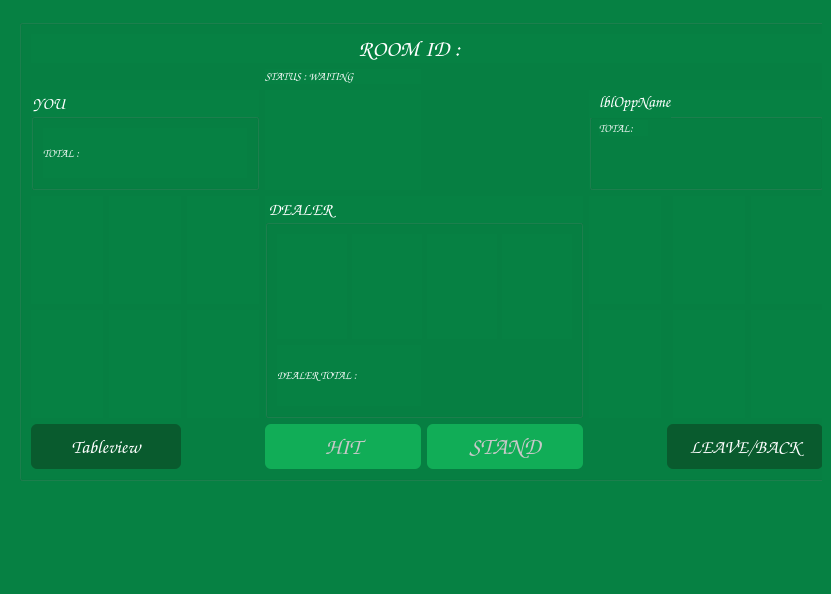
Before: the Qt Designer form client/mainwindow.ui in ITIFA12B25/BlackJackServer2, drawn with Qt 5.
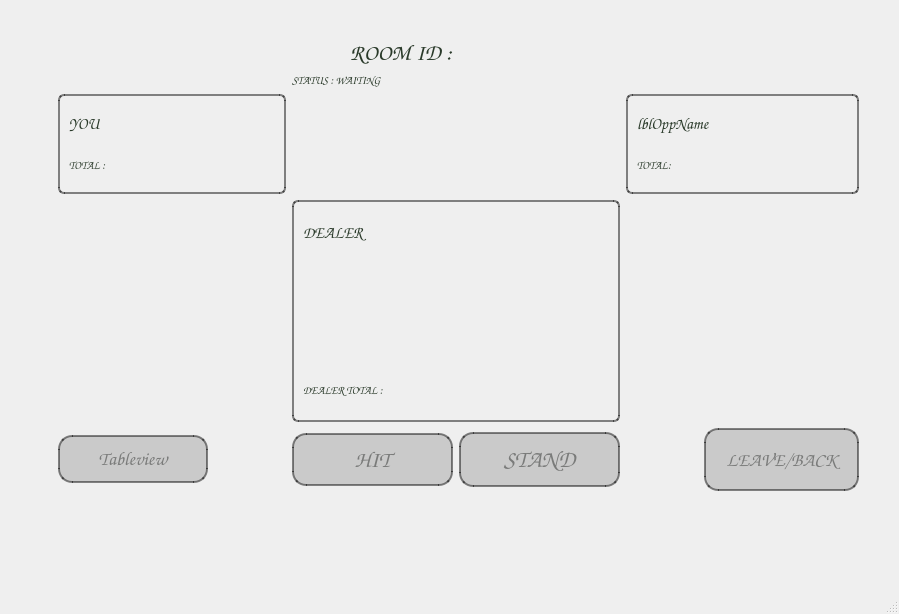
After: the same form once the commit is applied. Icons and pictures are not drawn.

Diff of the .ui file:
```diff
--- a/client/mainwindow.ui
+++ b/client/mainwindow.ui
@@ -9,8 +9,8 @@
    <rect>
     <x>0</x>
     <y>0</y>
-    <width>831</width>
-    <height>594</height>
+    <width>899</width>
+    <height>614</height>
    </rect>
   </property>
   <property name="font">
@@ -22,20 +22,70 @@
    <string>MainWindow</string>
   </property>
   <property name="styleSheet">
-   <string notr="true">background-color: rgb(6, 129, 67);
-
+   <string notr="true">
+QWidget#centralwidget {
+    background-image: url(:/test/assets/Medien.jpeg);
+    background-repeat: no-repeat;
+    background-position: center;
+/*   background-color: #0b3d2e;*/
+}
 </string>
   </property>
   <property name="tabShape">
    <enum>QTabWidget::TabShape::Rounded</enum>
   </property>
   <widget class="QWidget" name="centralwidget">
-   <layout class="QGridLayout" name="gridLayout_3">
-    <item row="0" column="0">
+   <property name="styleSheet">
+    <string notr="true">/* =========================
+   Hintergrund für gesamte Anwendung
+   ========================= */
+QWidget#centralwidget {
+    border-image: url(&quot;:/test/assets/Medien.jpeg&quot;) 0 0 0 0 stretch stretch;
+
+}
+
+QPushButton {
+    background-color: rgba(0, 0, 0, 80);
+    color: rgb(31, 35, 31);
+    border: 2px solid rgb(31, 35, 31);
+    border-radius: 14px;
+    padding: 10px 18px;
+}
+
+
+/* Hover-Effekt */
+QPushButton:hover {
+    background-color: rgba(0, 0, 0, 110);
+}
+
+/* Klick-Effekt */
+QPushButton:pressed {
+    background-color: rgba(0, 0, 0, 140);
+}
+
+/* Deaktivierter Zustand */
+QPushButton:disabled {
+    background-color: rgba(0, 0, 0, 40);
+    color: rgba(31, 35, 31,120);
+    border: 2px solid rgba(0, 0, 0, 120);
+}
+</string>
+   </property>
      <widget class="QStackedWidget" name="stackedWidget">
       <property name="enabled">
        <bool>false</bool>
       </property>
+    <property name="geometry">
+     <rect>
+      <x>9</x>
+      <y>9</y>
+      <width>881</width>
+      <height>542</height>
+     </rect>
+    </property>
+    <property name="styleSheet">
+     <string notr="true">QStackedWidget#stackedWidget { background: transparent; }</string>
+    </property>
       <property name="currentIndex">
        <number>1</number>
       </property>
@@ -195,13 +245,16 @@
        </layout>
       </widget>
       <widget class="QWidget" name="pageGameSimple">
+     <property name="styleSheet">
+      <string notr="true">QWidget#pageGameSimple { background: transparent; }</string>
+     </property>
        <widget class="QGroupBox" name="groupBox">
         <property name="geometry">
          <rect>
-          <x>10</x>
-          <y>10</y>
-          <width>816</width>
-          <height>462</height>
+        <x>40</x>
+        <y>20</y>
+        <width>819</width>
+        <height>471</height>
          </rect>
         </property>
         <property name="minimumSize">
@@ -213,102 +266,60 @@
         <property name="autoFillBackground">
          <bool>false</bool>
         </property>
+      <property name="styleSheet">
+       <string notr="true">    background: transparent;
+border :transparebt;
+</string>
+      </property>
         <property name="title">
          <string/>
         </property>
-        <layout class="QGridLayout" name="gridLayout_6">
-         <item row="4" column="2">
-          <widget class="QLabel" name="lblPlayerCard6">
-           <property name="minimumSize">
-            <size>
-             <width>72</width>
-             <height>108</height>
-            </size>
-           </property>
-           <property name="text">
-            <string/>
-           </property>
-          </widget>
-         </item>
-         <item row="4" column="8">
-          <widget class="QLabel" name="lblOppCard6">
-           <property name="minimumSize">
-            <size>
-             <width>72</width>
-             <height>108</height>
-            </size>
-           </property>
-           <property name="text">
-            <string/>
-           </property>
-          </widget>
-         </item>
-         <item row="2" column="3">
-          <widget class="QLabel" name="lblWinner">
-           <property name="font">
-            <font>
-             <family>Comic Sans MS</family>
-             <pointsize>12</pointsize>
-            </font>
-           </property>
-           <property name="text">
-            <string/>
-           </property>
-          </widget>
-         </item>
-         <item row="5" column="0" colspan="2">
-          <widget class="QPushButton" name="btnSwitchToTable">
+      <layout class="QGridLayout" name="gridLayout_7">
+       <item row="0" column="0" colspan="7">
+        <widget class="QLabel" name="lblRoomInfo">
            <property name="sizePolicy">
-            <sizepolicy hsizetype="Preferred" vsizetype="Fixed">
+          <sizepolicy hsizetype="Minimum" vsizetype="Minimum">
              <horstretch>0</horstretch>
              <verstretch>0</verstretch>
             </sizepolicy>
            </property>
            <property name="minimumSize">
             <size>
-             <width>0</width>
-             <height>45</height>
+           <width>713</width>
+           <height>25</height>
+          </size>
+         </property>
+         <property name="maximumSize">
+          <size>
+           <width>16777215</width>
+           <height>500</height>
             </size>
            </property>
            <property name="font">
             <font>
              <family>Comic Sans MS</family>
-             <pointsize>14</pointsize>
+           <pointsize>17</pointsize>
+           <bold>true</bold>
             </font>
            </property>
            <property name="styleSheet">
-            <string notr="true">background-color: rgb(9, 91, 46);
-color: white;
+          <string notr="true">color: rgba(0,20,0,210);
 border-radius: 6px;</string>
            </property>
            <property name="text">
-            <string>Tableview</string>
-           </property>
-          </widget>
-         </item>
-         <item row="4" column="1">
-          <widget class="QLabel" name="lblPlayerCard5">
-           <property name="minimumSize">
-            <size>
-             <width>72</width>
-             <height>108</height>
-            </size>
-           </property>
-           <property name="text">
-            <string/>
-           </property>
-          </widget>
-         </item>
-         <item row="3" column="2">
-          <widget class="QLabel" name="lblPlayerCard3">
-           <property name="minimumSize">
-            <size>
-             <width>72</width>
-             <height>108</height>
-            </size>
-           </property>
-           <property name="text">
-            <string/>
+          <string>ROOM ID :       </string>
+         </property>
+         <property name="textFormat">
+          <enum>Qt::TextFormat::AutoText</enum>
+         </property>
+         <property name="scaledContents">
+          <bool>true</bool>
+         </property>
+         <property name="alignment">
+          <set>Qt::AlignmentFlag::AlignCenter</set>
+         </property>
+         <property name="buddy">
+          <cstring>lblRoomInfo</cstring>
            </property>
           </widget>
          </item>
@@ -321,15 +332,100 @@
             </font>
            </property>
            <property name="styleSheet">
-            <string notr="true">color: white;
-</string>
+          <string notr="true">color: rgba(0,20,0,210);
+border-radius: 6px;</string>
            </property>
            <property name="text">
             <string>STATUS : WAITING</string>
            </property>
           </widget>
          </item>
-         <item row="2" column="5" colspan="4">
+       <item row="2" column="0" colspan="3">
+        <widget class="QGroupBox" name="groupBox_player1">
+         <property name="sizePolicy">
+          <sizepolicy hsizetype="Preferred" vsizetype="Preferred">
+           <horstretch>0</horstretch>
+           <verstretch>0</verstretch>
+          </sizepolicy>
+         </property>
+         <property name="minimumSize">
+          <size>
+           <width>200</width>
+           <height>100</height>
+          </size>
+         </property>
+         <property name="font">
+          <font>
+           <family>Comic Sans MS</family>
+           <pointsize>13</pointsize>
+          </font>
+         </property>
+         <property name="styleSheet">
+          <string notr="true">color: rgba(0,20,0,210);
+border-radius: 6px;
+ border: 2px solid rgba(0, 0, 0, 120);</string>
+         </property>
+         <property name="title">
+          <string/>
+         </property>
+         <layout class="QGridLayout" name="gridLayout_3">
+          <item row="0" column="0">
+           <widget class="QLabel" name="YOU">
+            <property name="font">
+             <font>
+              <family>Comic Sans MS</family>
+              <pointsize>12</pointsize>
+             </font>
+            </property>
+            <property name="styleSheet">
+             <string notr="true">color: rgba(0,20,0,210);
+border-radius: 6px;
+border:transparent;</string>
+            </property>
+            <property name="text">
+             <string>YOU</string>
+            </property>
+           </widget>
+          </item>
+          <item row="1" column="0">
+           <widget class="QLabel" name="lblPlayerTotal">
+            <property name="font">
+             <font>
+              <family>Comic Sans MS</family>
+              <pointsize>8</pointsize>
+             </font>
+            </property>
+            <property name="styleSheet">
+             <string notr="true">    border: 2px solid rgba(0, 0, 0, 120);
+border:transparent;</string>
+            </property>
+            <property name="text">
+             <string>TOTAL :  </string>
+            </property>
+           </widget>
+          </item>
+         </layout>
+        </widget>
+       </item>
+       <item row="2" column="3">
+        <widget class="QLabel" name="lblWinner">
+         <property name="font">
+          <font>
+           <family>Comic Sans MS</family>
+           <pointsize>18</pointsize>
+          </font>
+         </property>
+         <property name="styleSheet">
+          <string notr="true">color: rgba(0,20,0,210);
+
+border:transparent;</string>
+         </property>
+         <property name="text">
+          <string/>
+         </property>
+        </widget>
+       </item>
+       <item row="2" column="5" colspan="3">
           <widget class="QGroupBox" name="groupBox_player2">
            <property name="sizePolicy">
             <sizepolicy hsizetype="Preferred" vsizetype="Preferred">
@@ -350,40 +446,16 @@
             </font>
            </property>
            <property name="styleSheet">
-            <string notr="true">color: white;
-</string>
+          <string notr="true">color: rgba(0,20,0,210);
+border-radius: 6px;
+ border: 2px solid rgba(0, 0, 0, 120);</string>
            </property>
            <property name="title">
-            <string>ㅤㅤㅤㅤㅤ</string>
-           </property>
-           <widget class="QLabel" name="lblOppTotal">
-            <property name="geometry">
-             <rect>
-              <x>10</x>
-              <y>30</y>
-              <width>49</width>
-              <height>16</height>
-             </rect>
-            </property>
-            <property name="font">
-             <font>
-              <family>Comic Sans MS</family>
-              <pointsize>8</pointsize>
-             </font>
-            </property>
-            <property name="text">
-             <string>TOTAL:   </string>
-            </property>
-           </widget>
+          <string/>
+         </property>
+         <layout class="QGridLayout" name="gridLayout_4">
+          <item row="0" column="0">
            <widget class="QLabel" name="lblOppName">
-            <property name="geometry">
-             <rect>
-              <x>10</x>
-              <y>0</y>
-              <width>141</width>
-              <height>23</height>
-             </rect>
-            </property>
             <property name="font">
              <font>
               <family>Comic Sans MS</family>
@@ -391,71 +463,35 @@
              </font>
             </property>
             <property name="styleSheet">
-             <string notr="true">color: white;
-</string>
+             <string notr="true">color: rgba(0,20,0,210);
+border:transparent;</string>
             </property>
             <property name="text">
              <string>lblOppName</string>
             </property>
            </widget>
-          </widget>
-         </item>
-         <item row="5" column="4">
-          <widget class="QPushButton" name="btnStand">
-           <property name="sizePolicy">
-            <sizepolicy hsizetype="Expanding" vsizetype="Fixed">
-             <horstretch>0</horstretch>
-             <verstretch>0</verstretch>
-            </sizepolicy>
-           </property>
-           <property name="minimumSize">
-            <size>
-             <width>0</width>
-             <height>45</height>
-            </size>
-           </property>
+          </item>
+          <item row="1" column="0">
+           <widget class="QLabel" name="lblOppTotal">
            <property name="font">
             <font>
              <family>Comic Sans MS</family>
-             <pointsize>18</pointsize>
-            </font>
-           </property>
-           <property name="layoutDirection">
-            <enum>Qt::LayoutDirection::LeftToRight</enum>
-           </property>
+              <pointsize>8</pointsize>
+             </font>
+            </property>
            <property name="styleSheet">
-            <string notr="true">QPushButton {
-    background-color: rgb(9, 91, 46);
-    color: white;
-    border-radius: 6px;
-    padding: 6px;
-}
-
-QPushButton:disabled {
-    background-color: rgb(17, 173, 87);
-    color: rgb(200,200,200);
-}</string>
+             <string notr="true">border:transparent;</string>
            </property>
            <property name="text">
-            <string>STAND</string>
+             <string>TOTAL:   </string>
            </property>
           </widget>
          </item>
-         <item row="3" column="7">
-          <widget class="QLabel" name="lblOppCard2">
-           <property name="minimumSize">
-            <size>
-             <width>72</width>
-             <height>108</height>
-            </size>
-           </property>
-           <property name="text">
-            <string/>
-           </property>
-          </widget>
-         </item>
-         <item row="4" column="5">
-          <widget class="QLabel" name="lblOppCard4">
+         </layout>
+        </widget>
+       </item>
+       <item row="3" column="0">
+        <widget class="QLabel" name="lblPlayerCard1">
            <property name="minimumSize">
             <size>
              <width>72</width>
@@ -467,8 +503,8 @@
            </property>
           </widget>
          </item>
-         <item row="4" column="7">
-          <widget class="QLabel" name="lblOppCard5">
+       <item row="3" column="1">
+        <widget class="QLabel" name="lblPlayerCard2">
            <property name="minimumSize">
             <size>
              <width>72</width>
@@ -480,8 +516,8 @@
            </property>
           </widget>
          </item>
-         <item row="4" column="0">
-          <widget class="QLabel" name="lblPlayerCard4">
+       <item row="3" column="2">
+        <widget class="QLabel" name="lblPlayerCard3">
            <property name="minimumSize">
             <size>
              <width>72</width>
@@ -504,7 +540,7 @@
            <property name="minimumSize">
             <size>
              <width>280</width>
-             <height>150</height>
+           <height>200</height>
             </size>
            </property>
            <property name="font">
@@ -514,14 +550,33 @@
             </font>
            </property>
            <property name="styleSheet">
-            <string notr="true">color: white;
-</string>
+          <string notr="true">color: rgba(0,20,0,210);
+border-radius: 6px;
+border: 2px solid rgba(0, 0, 0, 120);</string>
            </property>
            <property name="title">
-            <string>DEALER</string>
-           </property>
-           <layout class="QGridLayout" name="gridLayout_7">
+          <string/>
+         </property>
+         <layout class="QGridLayout" name="gridLayout_6">
             <item row="0" column="0">
+           <widget class="QLabel" name="YOU_2">
+            <property name="font">
+             <font>
+              <family>Comic Sans MS</family>
+              <pointsize>12</pointsize>
+             </font>
+            </property>
+            <property name="styleSheet">
+             <string notr="true">color: rgba(0,20,0,210);
+border-radius: 6px;
+border:transparent;</string>
+            </property>
+            <property name="text">
+             <string>DEALER</string>
+            </property>
+           </widget>
+          </item>
+          <item row="1" column="0">
              <widget class="QLabel" name="lblDealerCard1">
               <property name="minimumSize">
                <size>
@@ -529,12 +584,15 @@
                 <height>105</height>
                </size>
               </property>
+            <property name="styleSheet">
+             <string notr="true">border:transparent;</string>
+            </property>
               <property name="text">
                <string/>
               </property>
              </widget>
             </item>
-            <item row="0" column="1">
+          <item row="1" column="1">
              <widget class="QLabel" name="lblDealerCard2">
               <property name="minimumSize">
                <size>
@@ -542,12 +600,15 @@
                 <height>105</height>
                </size>
               </property>
+            <property name="styleSheet">
+             <string notr="true">border:transparent;</string>
+            </property>
               <property name="text">
                <string/>
               </property>
              </widget>
             </item>
-            <item row="0" column="2">
+          <item row="1" column="2">
              <widget class="QLabel" name="lblDealerCard3">
               <property name="minimumSize">
                <size>
@@ -555,12 +616,15 @@
                 <height>105</height>
                </size>
               </property>
+            <property name="styleSheet">
+             <string notr="true">border:transparent;</string>
+            </property>
               <property name="text">
                <string/>
               </property>
              </widget>
             </item>
-            <item row="0" column="3">
+          <item row="1" column="3">
              <widget class="QLabel" name="lblDealerCard4">
               <property name="minimumSize">
                <size>
@@ -568,12 +632,15 @@
                 <height>105</height>
                </size>
               </property>
+            <property name="styleSheet">
+             <string notr="true">border:transparent;</string>
+            </property>
               <property name="text">
                <string/>
               </property>
              </widget>
             </item>
-            <item row="1" column="0" colspan="2">
+          <item row="2" column="0" colspan="2">
              <widget class="QLabel" name="lblDealerTotal">
               <property name="minimumSize">
                <size>
@@ -587,6 +654,9 @@
                 <pointsize>8</pointsize>
                </font>
               </property>
+            <property name="styleSheet">
+             <string notr="true">border:transparent;</string>
+            </property>
               <property name="text">
                <string>DEALER TOTAL :      </string>
               </property>
@@ -598,19 +668,7 @@
            <zorder>lblDealerCard2</zorder>
            <zorder>lblDealerCard3</zorder>
            <zorder>lblDealerCard4</zorder>
-          </widget>
-         </item>
-         <item row="3" column="8">
-          <widget class="QLabel" name="lblOppCard3">
-           <property name="minimumSize">
-            <size>
-             <width>72</width>
-             <height>108</height>
-            </size>
-           </property>
-           <property name="text">
-            <string/>
-           </property>
+         <zorder>YOU_2</zorder>
           </widget>
          </item>
          <item row="3" column="5">
@@ -626,53 +684,73 @@
            </property>
           </widget>
          </item>
-         <item row="2" column="0" colspan="3">
-          <widget class="QGroupBox" name="groupBox_player1">
-           <property name="sizePolicy">
-            <sizepolicy hsizetype="Preferred" vsizetype="Preferred">
-             <horstretch>0</horstretch>
-             <verstretch>0</verstretch>
-            </sizepolicy>
-           </property>
+       <item row="3" column="6">
+        <widget class="QLabel" name="lblOppCard2">
+         <property name="minimumSize">
+          <size>
+           <width>72</width>
+           <height>108</height>
+          </size>
+         </property>
+         <property name="text">
+          <string/>
+         </property>
+        </widget>
+       </item>
+       <item row="3" column="7">
+        <widget class="QLabel" name="lblOppCard3">
            <property name="minimumSize">
             <size>
-             <width>200</width>
-             <height>100</height>
-            </size>
-           </property>
-           <property name="font">
-            <font>
-             <family>Comic Sans MS</family>
-             <pointsize>13</pointsize>
-            </font>
-           </property>
-           <property name="styleSheet">
-            <string notr="true">
-color: white;
-</string>
-           </property>
-           <property name="title">
-            <string>YOU </string>
-           </property>
-           <layout class="QGridLayout" name="gridLayout_4">
-            <item row="0" column="0">
-             <widget class="QLabel" name="lblPlayerTotal">
-              <property name="font">
-               <font>
-                <family>Comic Sans MS</family>
-                <pointsize>8</pointsize>
-               </font>
+           <width>72</width>
+           <height>108</height>
+          </size>
+         </property>
+         <property name="text">
+          <string/>
+         </property>
+        </widget>
+       </item>
+       <item row="4" column="0">
+        <widget class="QLabel" name="lblPlayerCard4">
+         <property name="minimumSize">
+          <size>
+           <width>72</width>
+           <height>108</height>
+          </size>
+         </property>
+         <property name="text">
+          <string/>
+         </property>
+        </widget>
+       </item>
+       <item row="4" column="1">
+        <widget class="QLabel" name="lblPlayerCard5">
+         <property name="minimumSize">
+          <size>
+           <width>72</width>
+           <height>108</height>
+          </size>
               </property>
               <property name="text">
-               <string>TOTAL :  </string>
+          <string/>
               </property>
              </widget>
             </item>
-           </layout>
-          </widget>
-         </item>
-         <item row="3" column="1">
-          <widget class="QLabel" name="lblPlayerCard2">
+       <item row="4" column="2">
+        <widget class="QLabel" name="lblPlayerCard6">
+         <property name="minimumSize">
+          <size>
+           <width>72</width>
+           <height>108</height>
+          </size>
+         </property>
+         <property name="text">
+          <string/>
+         </property>
+        </widget>
+       </item>
+       <item row="4" column="5">
+        <widget class="QLabel" name="lblOppCard4">
            <property name="minimumSize">
             <size>
              <width>72</width>
@@ -684,8 +762,8 @@
            </property>
           </widget>
          </item>
-         <item row="3" column="0">
-          <widget class="QLabel" name="lblPlayerCard1">
+       <item row="4" column="6">
+        <widget class="QLabel" name="lblOppCard5">
            <property name="minimumSize">
             <size>
              <width>72</width>
@@ -697,51 +775,68 @@
            </property>
           </widget>
          </item>
-         <item row="0" column="0" colspan="9">
-          <widget class="QLabel" name="lblRoomInfo">
+       <item row="4" column="7">
+        <widget class="QLabel" name="lblOppCard6">
+         <property name="minimumSize">
+          <size>
+           <width>72</width>
+           <height>108</height>
+          </size>
+         </property>
+         <property name="text">
+          <string/>
+         </property>
+        </widget>
+       </item>
+       <item row="5" column="0" colspan="2">
+        <widget class="QPushButton" name="btnSwitchToTable">
            <property name="sizePolicy">
-            <sizepolicy hsizetype="Minimum" vsizetype="Minimum">
+          <sizepolicy hsizetype="Preferred" vsizetype="Fixed">
              <horstretch>0</horstretch>
              <verstretch>0</verstretch>
             </sizepolicy>
            </property>
            <property name="minimumSize">
             <size>
-             <width>713</width>
-             <height>25</height>
-            </size>
-           </property>
-           <property name="maximumSize">
-            <size>
-             <width>16777215</width>
-             <height>500</height>
-            </size>
-           </property>
+           <width>0</width>
+           <height>45</height>
+          </size>
+         </property>
            <property name="font">
             <font>
              <family>Comic Sans MS</family>
-             <pointsize>17</pointsize>
-             <bold>true</bold>
+           <pointsize>14</pointsize>
             </font>
            </property>
            <property name="styleSheet">
-            <string notr="true">color: white;
-</string>
+          <string notr="true">QPushButton {
+    background-color: rgba(0, 0, 0, 80);
+    color: rgb(31, 35, 31);
+    border: 2px solid rgb(31, 35, 31);
+    border-radius: 14px;
+    padding: 10px 18px;
+}
+
+
+/* Hover-Effekt */
+QPushButton:hover {
+    background-color: rgba(0, 0, 0, 110);
+}
+
+/* Klick-Effekt */
+QPushButton:pressed {
+    background-color: rgba(0, 0, 0, 140);
+}
+
+/* Deaktivierter Zustand */
+QPushButton:disabled {
+    background-color: rgba(0, 0, 0, 40);
+    color: rgba(31, 35, 31,120);
+    border: 2px solid rgba(0, 0, 0, 120);
+}</string>
            </property>
            <property name="text">
-            <string>ROOM ID :       </string>
-           </property>
-           <property name="textFormat">
-            <enum>Qt::TextFormat::AutoText</enum>
-           </property>
-           <property name="scaledContents">
-            <bool>true</bool>
-           </property>
-           <property name="alignment">
-            <set>Qt::AlignmentFlag::AlignCenter</set>
-           </property>
-           <property name="buddy">
-            <cstring>lblRoomInfo</cstring>
+          <string>Tableview</string>
            </property>
           </widget>
          </item>
@@ -767,15 +862,29 @@
            </property>
            <property name="styleSheet">
             <string notr="true">QPushButton {
-    background-color: rgb(9, 91, 46);
-    color: white;
-    border-radius: 6px;
-    padding: 6px;
+    background-color: rgba(0, 0, 0, 80);
+    color: rgb(31, 35, 31);
+    border: 2px solid rgb(31, 35, 31);
+    border-radius: 14px;
+    padding: 10px 18px;
 }
 
+
+/* Hover-Effekt */
+QPushButton:hover {
+    background-color: rgba(0, 0, 0, 110);
+}
+
+/* Klick-Effekt */
+QPushButton:pressed {
+    background-color: rgba(0, 0, 0, 140);
+}
+
+/* Deaktivierter Zustand */
 QPushButton:disabled {
-    background-color: rgb(17, 173, 87);
-    color: rgb(200,200,200);
+    background-color: rgba(0, 0, 0, 40);
+    color: rgba(31, 35, 31,120);
+    border: 2px solid rgba(0, 0, 0, 120);
 }</string>
            </property>
            <property name="text">
@@ -783,7 +892,62 @@
            </property>
           </widget>
          </item>
-         <item row="5" column="6" colspan="3">
+       <item row="5" column="4">
+        <widget class="QPushButton" name="btnStand">
+         <property name="sizePolicy">
+          <sizepolicy hsizetype="Expanding" vsizetype="Fixed">
+           <horstretch>0</horstretch>
+           <verstretch>0</verstretch>
+          </sizepolicy>
+         </property>
+         <property name="minimumSize">
+          <size>
+           <width>0</width>
+           <height>45</height>
+          </size>
+         </property>
+         <property name="font">
+          <font>
+           <family>Comic Sans MS</family>
+           <pointsize>18</pointsize>
+          </font>
+         </property>
+         <property name="layoutDirection">
+          <enum>Qt::LayoutDirection::LeftToRight</enum>
+         </property>
+         <property name="styleSheet">
+          <string notr="true">QPushButton {
+    background-color: rgba(0, 0, 0, 80);
+    color: rgb(31, 35, 31);
+    border: 2px solid rgb(31, 35, 31);
+    border-radius: 14px;
+    padding: 10px 18px;
+}
+
+
+/* Hover-Effekt */
+QPushButton:hover {
+    background-color: rgba(0, 0, 0, 110);
+}
+
+/* Klick-Effekt */
+QPushButton:pressed {
+    background-color: rgba(0, 0, 0, 140);
+}
+
+/* Deaktivierter Zustand */
+QPushButton:disabled {
+    background-color: rgba(0, 0, 0, 40);
+    color: rgba(31, 35, 31,120);
+    border: 2px solid rgba(0, 0, 0, 120);
+}</string>
+         </property>
+         <property name="text">
+          <string>STAND</string>
+         </property>
+        </widget>
+       </item>
+       <item row="5" column="6" colspan="2">
           <widget class="QPushButton" name="btnLeaveGame1">
            <property name="sizePolicy">
             <sizepolicy hsizetype="Preferred" vsizetype="Expanding">
@@ -804,9 +968,31 @@
             </font>
            </property>
            <property name="styleSheet">
-            <string notr="true">background-color: rgb(9, 91, 46);
-color: white;
-border-radius: 6px;</string>
+          <string notr="true">QPushButton {
+    background-color: rgba(0, 0, 0, 80);
+    color: rgb(31, 35, 31);
+    border: 2px solid rgb(31, 35, 31);
+    border-radius: 14px;
+    padding: 10px 18px;
+}
+
+
+/* Hover-Effekt */
+QPushButton:hover {
+    background-color: rgba(0, 0, 0, 110);
+}
+
+/* Klick-Effekt */
+QPushButton:pressed {
+    background-color: rgba(0, 0, 0, 140);
+}
+
+/* Deaktivierter Zustand */
+QPushButton:disabled {
+    background-color: rgba(0, 0, 0, 40);
+    color: rgba(31, 35, 31,120);
+    border: 2px solid rgba(0, 0, 0, 120);
+}</string>
            </property>
            <property name="text">
             <string>LEAVE/BACK</string>
@@ -1467,10 +1653,16 @@
          </widget>
         </item>
        </layout>
-      </widget>
-     </widget>
-    </item>
-   </layout>
+     <zorder>label</zorder>
+     <zorder>label_4</zorder>
+     <zorder>txtName</zorder>
+     <zorder>btnGoCreate</zorder>
+     <zorder>btnGoJoin</zorder>
+     <zorder>label_5</zorder>
+     <zorder>label_6</zorder>
+     <zorder>connection</zorder>
+    </widget>
+   </widget>
   </widget>
   <widget class="QMenuBar" name="menubar">
    <property name="geometry">
```
Left out of the diff: 316 changed lines with no effect on the pictures. Lines whose indentation alone changed are shown as unchanged.
